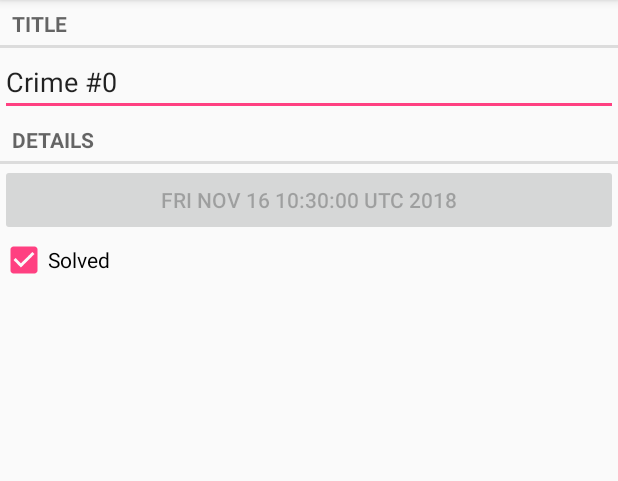
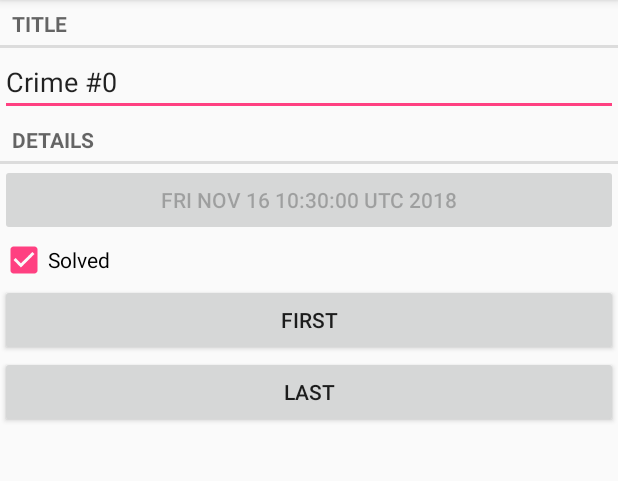
Before and after one commit to nbeibitov/CriminalIntent, an Android app: the CrimeFragment screen opened directly, with no data from a screen before it, on a phone screen of 412 x 824 dp, the part 84-565 px from its top. Run offline under Robolectric (Android 15) with nearby library versions, the phone set to English and light mode, and no system bars.

Commit message:
add change active page

```diff
--- a/app/src/main/java/com/bignerdranch/android/criminalintent/CrimeFragment.java
+++ b/app/src/main/java/com/bignerdranch/android/criminalintent/CrimeFragment.java
@@ -2,6 +2,7 @@ package com.bignerdranch.android.criminalintent;
 
 import android.os.Bundle;
 import android.support.v4.app.Fragment;
+import android.support.v4.view.ViewPager;
 import android.text.Editable;
 import android.text.TextWatcher;
 import android.view.LayoutInflater;
@@ -20,6 +21,10 @@ public class CrimeFragment extends Fragment {
     private EditText mTitleField;
     private Button mDateButton;
     private CheckBox mSolvedCheckBox;
+
+    private Button mFirst;
+    private Button mLast;
+
 
     private static final String ARG_CRIME_ID = "crime_id";
 
@@ -43,6 +48,8 @@ public class CrimeFragment extends Fragment {
     public View onCreateView(LayoutInflater inflater, ViewGroup container,
                              Bundle savedInstanceState) {
         View v = inflater.inflate(R.layout.fragment_crime, container, false);
+        final ViewPager vp = container.findViewById(R.id.crime_view_pager);
+
 
         mTitleField = (EditText) v.findViewById(R.id.c);
         mTitleField.setText(mCrime.getTitle());
@@ -77,6 +84,33 @@ public class CrimeFragment extends Fragment {
             }
         });
 
+
+        mFirst = (Button) v.findViewById(R.id.crime_first);
+
+        mFirst.setOnClickListener(new View.OnClickListener() {
+            @Override
+            public void onClick(View v) {
+                CrimeLab cl;
+
+                cl = CrimeLab.get(getActivity());
+
+                vp.setCurrentItem(0);
+            }
+        });
+
+        mLast = (Button) v.findViewById(R.id.crime_last);
+
+        mLast.setOnClickListener(new View.OnClickListener() {
+            @Override
+            public void onClick(View v) {
+                CrimeLab cl;
+
+                cl = CrimeLab.get(getActivity());
+
+                vp.setCurrentItem(cl.getCrimes().size()-1);
+            }
+        });
+
         return v;
     }
 
--- a/app/src/main/java/com/bignerdranch/android/criminalintent/CrimePagerActivity.java
+++ b/app/src/main/java/com/bignerdranch/android/criminalintent/CrimePagerActivity.java
@@ -8,6 +8,8 @@ import android.support.v4.app.FragmentManager;
 import android.support.v4.app.FragmentStatePagerAdapter;
 import android.support.v4.view.ViewPager;
 import android.support.v7.app.AppCompatActivity;
+import android.view.View;
+import android.widget.Button;
 
 import java.util.List;
 import java.util.UUID;
@@ -19,6 +21,7 @@ public class CrimePagerActivity extends AppCompatActivity {
 
     private ViewPager mViewPager;
     private List<Crime> mCrimes;
+
 
     public static Intent newIntent(Context packageContext, UUID crimeId) {
         Intent intent = new Intent(packageContext, CrimePagerActivity.class);
@@ -45,6 +48,7 @@ public class CrimePagerActivity extends AppCompatActivity {
                 Crime crime = mCrimes.get(position);
                 return CrimeFragment.newInstance(crime.getId());
             }
+
             @Override
             public int getCount() {
                 return mCrimes.size();
@@ -58,5 +62,6 @@ public class CrimePagerActivity extends AppCompatActivity {
             }
         }
 
+
     }
 }
--- a/app/src/main/res/layout/fragment_crime.xml
+++ b/app/src/main/res/layout/fragment_crime.xml
@@ -27,4 +27,14 @@
             android:layout_width="match_parent"
             android:layout_height="wrap_content"
             android:text="@string/crime_solved_label"/>
+    <Button
+            android:id="@+id/crime_first"
+            android:text="First"
+            android:layout_width="match_parent"
+            android:layout_height="wrap_content"/>
+    <Button
+            android:id="@+id/crime_last"
+            android:text="LAST"
+            android:layout_width="match_parent"
+            android:layout_height="wrap_content"/>
 </LinearLayout>
```
